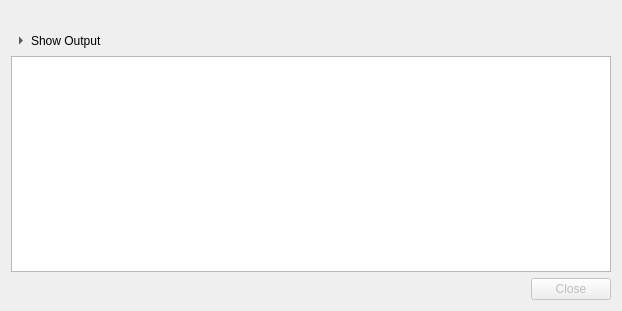
The window that src/progress_dialog.ui (mmozeiko/RcloneBrowser) describes before a commit, drawn with Qt 5.
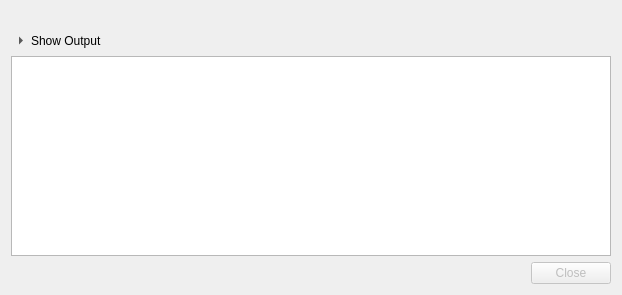
The same window after the commit.

```diff
--- a/src/progress_dialog.ui
+++ b/src/progress_dialog.ui
@@ -6,8 +6,8 @@
    <rect>
     <x>0</x>
     <y>0</y>
-    <width>621</width>
-    <height>311</height>
+    <width>618</width>
+    <height>291</height>
    </rect>
   </property>
   <layout class="QGridLayout" name="gridLayout">
```
